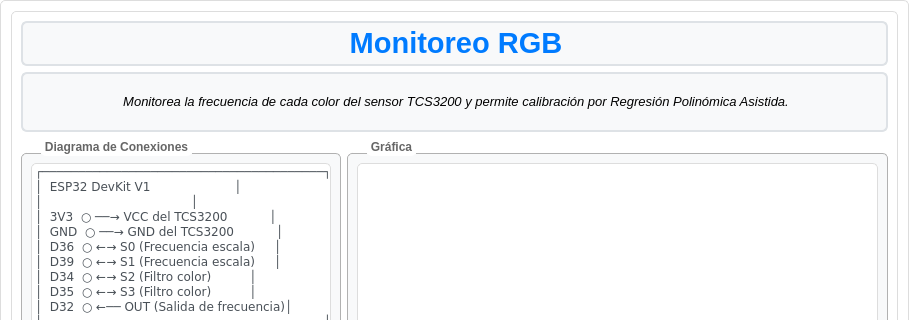
This is SensoraCore/SC_DesktopApp/Modules/colorTCS/colorTCS.ui in YamithR/SensoraCore as Qt 5 draws it before an edit; both pictures show x 0 to 909 and y 0 to 320 of the 909 by 588 pixel window. The edited form follows.
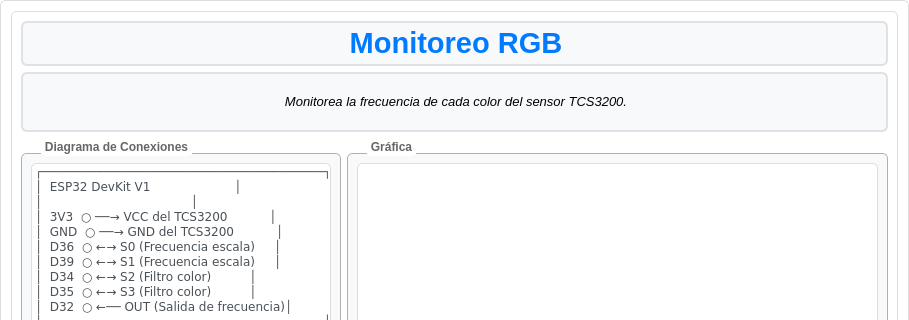
This is the edited form.

Commit message: colorCNY Finalizado

What changed in the file:
```diff
--- a/SensoraCore/SC_DesktopApp/Modules/colorTCS/colorTCS.ui
+++ b/SensoraCore/SC_DesktopApp/Modules/colorTCS/colorTCS.ui
@@ -474,7 +474,7 @@
    </string>
         </property>
         <property name="text">
-         <string>&lt;html&gt;&lt;head/&gt;&lt;body&gt;&lt;p align=&quot;center&quot;&gt;&lt;span style=&quot; font-size:10pt; font-style:italic;&quot;&gt;Monitorea la frecuencia de cada color del sensor TCS3200 y permite calibración por Regresión Polinómica Asistida.&lt;/span&gt;&lt;/p&gt;&lt;/body&gt;&lt;/html&gt;</string>
+         <string>&lt;html&gt;&lt;head/&gt;&lt;body&gt;&lt;p align=&quot;center&quot;&gt;&lt;span style=&quot; font-size:10pt; font-style:italic;&quot;&gt;Monitorea la frecuencia de cada color del sensor TCS3200.&lt;/span&gt;&lt;/p&gt;&lt;/body&gt;&lt;/html&gt;</string>
         </property>
        </widget>
       </item>
```
The commit also changes 5 other files.
